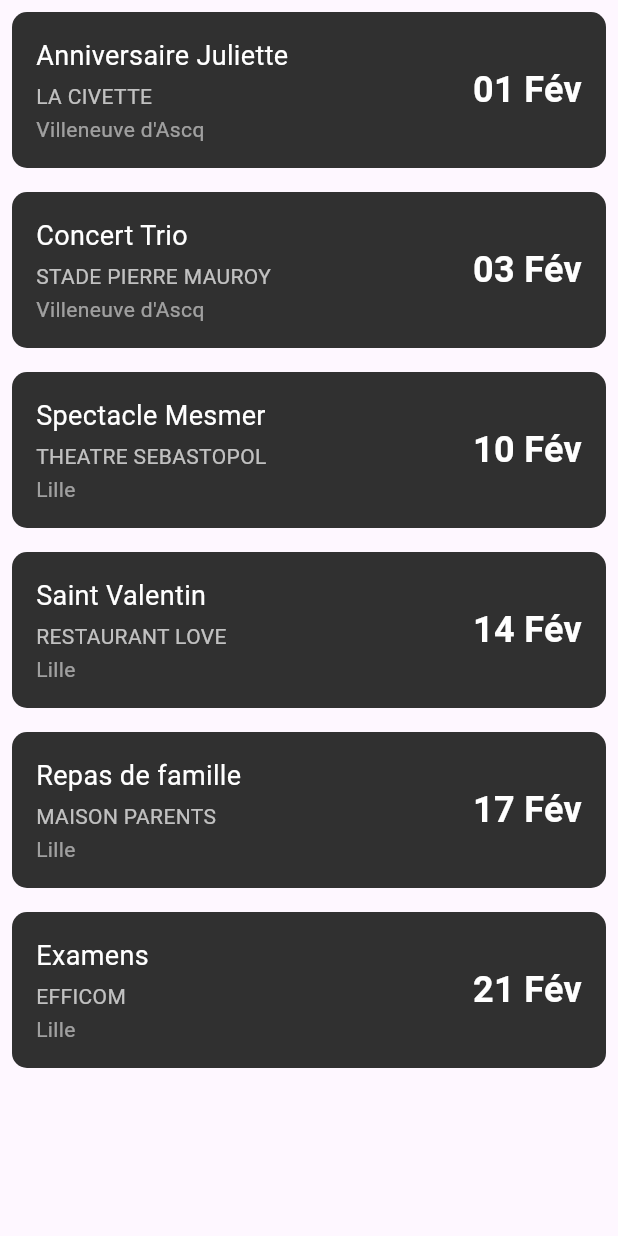
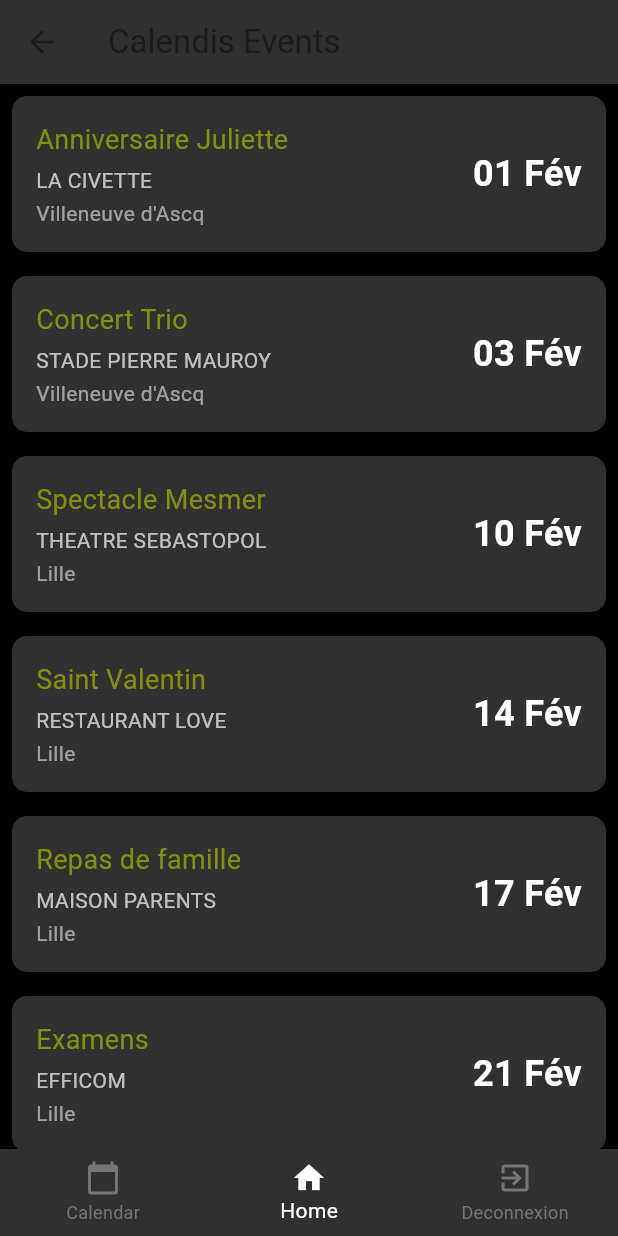
Before and after one commit to hugo-gaudre/calendis, a Flutter app: the EventListPage screen opened directly, on a phone screen of 412 x 824 dp. Run offline on Flutter 3.47's test engine with Material 3 defaults, Android fonts, the phone set to English and light mode, and no system bars.

```diff
--- a/Desktop/ProjetFlutter/calendis_events/lib/pages/event_list_page.dart
+++ b/Desktop/ProjetFlutter/calendis_events/lib/pages/event_list_page.dart
@@ -1,39 +1,78 @@
+import 'package:calendis_events/pages/login_page.dart';
 import 'package:flutter/material.dart';
 
-class EventListPage extends StatelessWidget {
+class EventListPage extends StatefulWidget {
+  @override
+  _EventListPageState createState() => _EventListPageState();
+}
+
+class _EventListPageState extends State<EventListPage> {
+  int _currentIndex = 1; // Set the default selected index to 'Home'
+
   @override
   Widget build(BuildContext context) {
     return Scaffold(
+      backgroundColor: Colors.black,
+      appBar: AppBar(
+        title: Text('Calendis Events'),
+        backgroundColor: Colors.grey[850],
+      ),
       body: ListView(
         children: <Widget>[
-          EventTile(eventName: 'Anniversaire Juliette', date: '01 Fév', location: 'LA CIVETTE', city: 'Villeneuve d\'Ascq'),
-          EventTile(eventName: 'Concert Trio', date: '03 Fév', location: 'STADE PIERRE MAUROY', city: 'Villeneuve d\'Ascq'),
-          EventTile(eventName: 'Spectacle Mesmer', date: '10 Fév', location: 'THEATRE SEBASTOPOL', city: 'Lille'),
-          EventTile(eventName: 'Saint Valentin', date: '14 Fév', location: 'RESTAURANT LOVE', city: 'Lille'),
-          EventTile(eventName: 'Repas de famille', date: '17 Fév', location: 'MAISON PARENTS', city: 'Lille'),
-          EventTile(eventName: 'Examens', date: '21 Fév', location: 'EFFICOM', city: 'Lille'),
+          buildEventItem('Anniversaire Juliette', '01 Fév', 'LA CIVETTE', 'Villeneuve d\'Ascq'),
+          buildEventItem('Concert Trio', '03 Fév', 'STADE PIERRE MAUROY', 'Villeneuve d\'Ascq'),
+          buildEventItem('Spectacle Mesmer', '10 Fév', 'THEATRE SEBASTOPOL', 'Lille'),
+          buildEventItem('Saint Valentin', '14 Fév', 'RESTAURANT LOVE', 'Lille'),
+          buildEventItem('Repas de famille', '17 Fév', 'MAISON PARENTS', 'Lille'),
+          buildEventItem('Examens', '21 Fév', 'EFFICOM', 'Lille'),
+          buildEventItem('Examens', '21 Fév', 'EFFICOM', 'Lille'),
         ],
+      ),
+      bottomNavigationBar: BottomNavigationBar(
+        backgroundColor: Colors.grey[850],
+        selectedItemColor: Colors.white,
+        unselectedItemColor: Colors.grey[600],
+        currentIndex: _currentIndex,
+        items: [
+          BottomNavigationBarItem(
+            icon: Icon(Icons.calendar_today),
+            label: 'Calendar',
+          ),
+          BottomNavigationBarItem(
+            icon: Icon(Icons.home),
+            label: 'Home',
+          ),
+          BottomNavigationBarItem(
+            icon: Icon(Icons.exit_to_app),
+            label: 'Deconnexion',
+          ),
+        ],
+        onTap: (index) {
+          // Update the selected index when a tab is tapped
+          setState(() {
+            _currentIndex = index;
+          });
+
+          // Handle navigation based on the selected tab
+          if (index == 0) {
+            // Navigate to the calendar page
+          } else if (index == 1) {
+             Navigator.push(
+                  context,
+                  MaterialPageRoute(builder: (context) => EventListPage()),
+                );
+          } else if (index == 2) {
+             Navigator.push(
+                  context,
+                  MaterialPageRoute(builder: (context) => LoginPage()),
+                );
+          }
+        },
       ),
     );
   }
-}
 
-class EventTile extends StatelessWidget {
-  final String eventName;
-  final String date;
-  final String location;
-  final String city;
-
-  const EventTile({
-    Key? key,
-    required this.eventName,
-    required this.date,
-    required this.location,
-    required this.city,
-  }) : super(key: key);
-
-  @override
-  Widget build(BuildContext context) {
+  Widget buildEventItem(String eventName, String date, String location, String city) {
     return Container(
       margin: EdgeInsets.all(8.0),
       padding: EdgeInsets.all(16.0),
@@ -48,7 +87,7 @@ class EventTile extends StatelessWidget {
             child: Column(
               crossAxisAlignment: CrossAxisAlignment.start,
               children: <Widget>[
-                Text(eventName, style: TextStyle(color: Colors.white, fontSize: 18.0)),
+                Text(eventName, style: TextStyle(color: Color.fromARGB(181, 166, 181, 1), fontSize: 18.0)),
                 SizedBox(height: 4.0),
                 Text(location, style: TextStyle(color: Colors.white70)),
                 SizedBox(height: 2.0),
```
